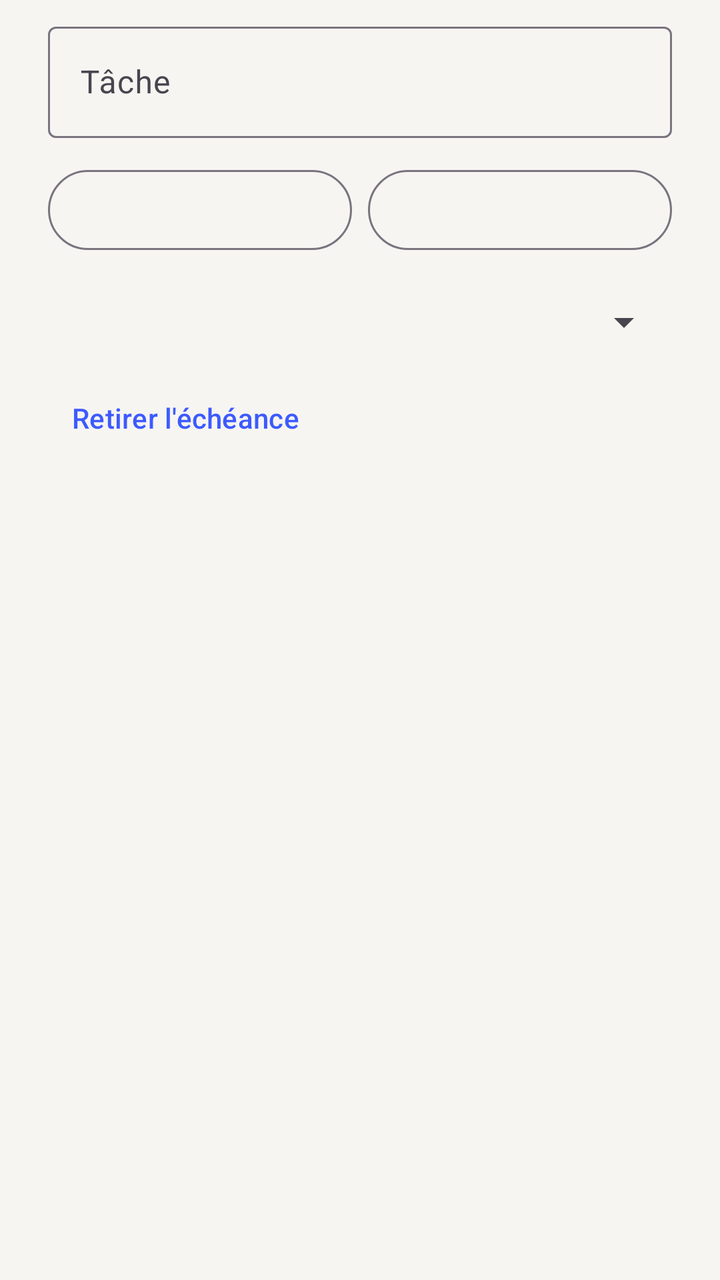
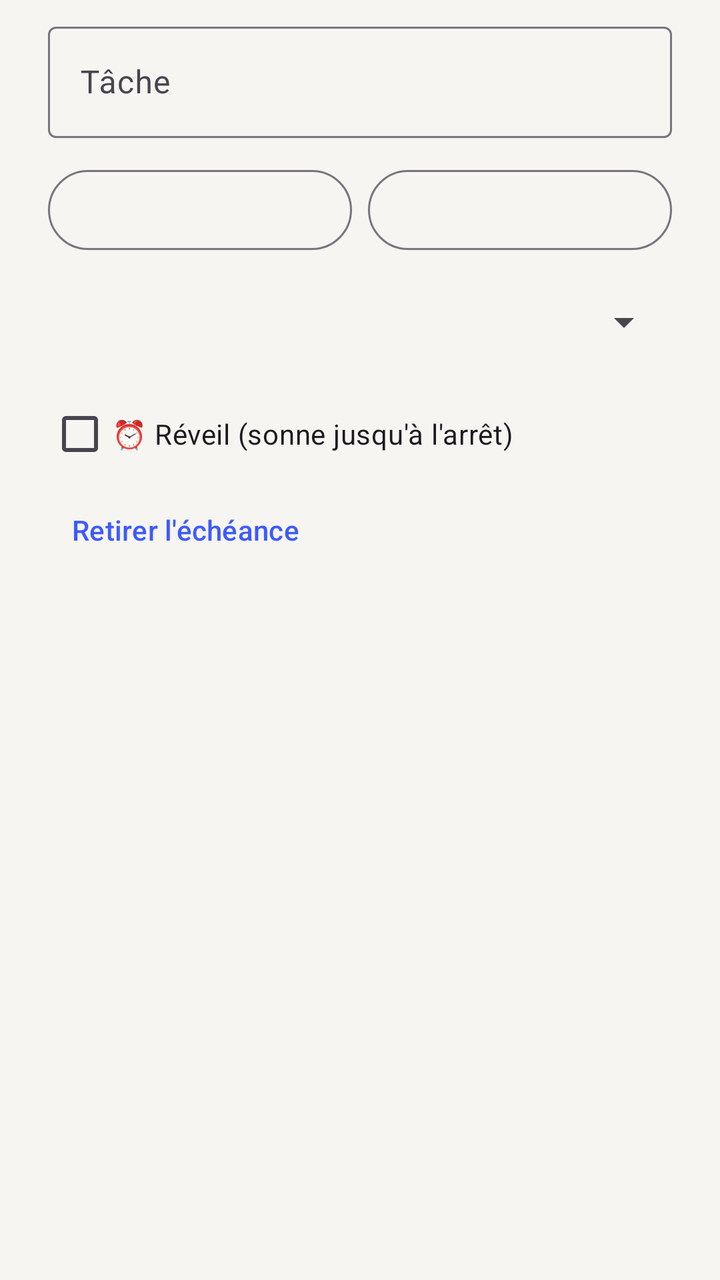

An Android layout rendered at two revisions. The XML below is the earlier revision; the diff shows what the commit changed to produce the second picture.
<!-- AndroidManifest.xml: application theme Theme.PenseBete -->
<!-- res/layout/dialog_edit.xml -->
<?xml version="1.0" encoding="utf-8"?>
<LinearLayout xmlns:android="http://schemas.android.com/apk/res/android"
    android:layout_width="match_parent"
    android:layout_height="wrap_content"
    android:orientation="vertical"
    android:paddingHorizontal="24dp"
    android:paddingTop="8dp">

    <com.google.android.material.textfield.TextInputLayout
        android:layout_width="match_parent"
        android:layout_height="wrap_content"
        android:hint="Tâche">

        <com.google.android.material.textfield.TextInputEditText
            android:id="@+id/editTitle"
            android:layout_width="match_parent"
            android:layout_height="wrap_content"
            android:inputType="textCapSentences" />
    </com.google.android.material.textfield.TextInputLayout>

    <LinearLayout
        android:layout_width="match_parent"
        android:layout_height="wrap_content"
        android:layout_marginTop="12dp"
        android:orientation="horizontal">

        <com.google.android.material.button.MaterialButton
            android:id="@+id/editDate"
            style="@style/Widget.Material3.Button.OutlinedButton"
            android:layout_width="0dp"
            android:layout_height="wrap_content"
            android:layout_weight="1" />

        <com.google.android.material.button.MaterialButton
            android:id="@+id/editTime"
            style="@style/Widget.Material3.Button.OutlinedButton"
            android:layout_width="0dp"
            android:layout_height="wrap_content"
            android:layout_marginStart="8dp"
            android:layout_weight="1" />
    </LinearLayout>

    <Spinner
        android:id="@+id/editRepeat"
        android:layout_width="match_parent"
        android:layout_height="wrap_content"
        android:layout_marginTop="8dp"
        android:minHeight="48dp" />

    <com.google.android.material.button.MaterialButton
        android:id="@+id/editNoDate"
        style="@style/Widget.Material3.Button.TextButton"
        android:layout_width="wrap_content"
        android:layout_height="wrap_content"
        android:text="Retirer l'échéance" />
</LinearLayout>
<!-- resources referenced by this layout -->
<resources>
  <style name="Theme.PenseBete" parent="Theme.Material3.DayNight.NoActionBar">
          <item name="colorPrimary">@color/accent</item>
          <item name="android:windowBackground">@color/bg</item>
          <item name="android:statusBarColor">@color/bg</item>
          <item name="android:windowLightStatusBar">true</item>
      </style>
  <color name="accent">#3D5AFE</color>
  <color name="bg">#F6F5F2</color>
</resources>

<!-- the commit's change to res/layout/dialog_edit.xml (unified diff, before → after) -->
@@ -47,6 +47,13 @@
         android:layout_marginTop="8dp"
         android:minHeight="48dp" />
 
+    <CheckBox
+        android:id="@+id/editAlarm"
+        android:layout_width="wrap_content"
+        android:layout_height="wrap_content"
+        android:layout_marginTop="8dp"
+        android:text="⏰ Réveil (sonne jusqu'à l'arrêt)" />
+
     <com.google.android.material.button.MaterialButton
         android:id="@+id/editNoDate"
         style="@style/Widget.Material3.Button.TextButton"
